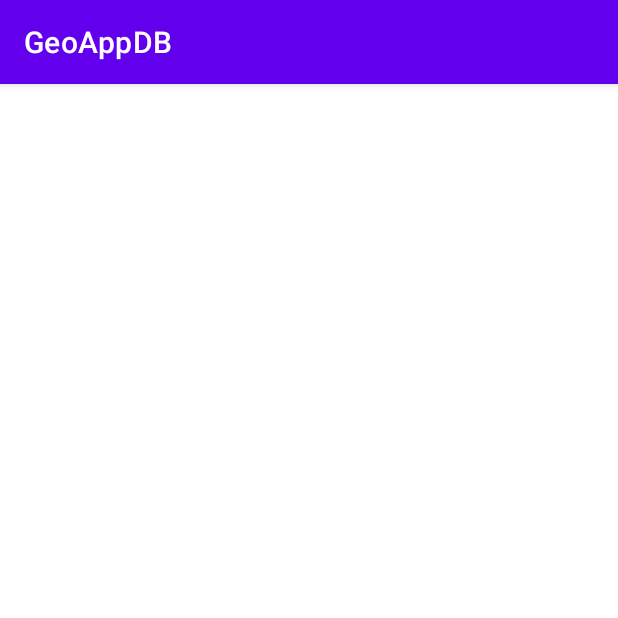
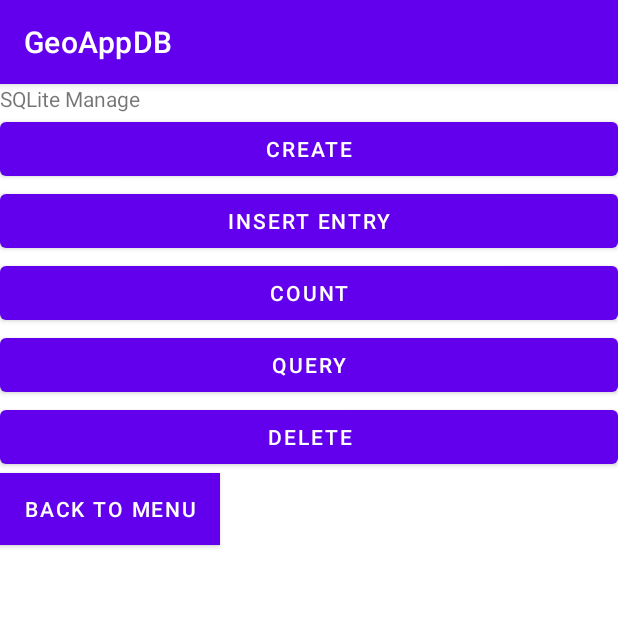
Before and after one commit to Kajmank2/Quizz-APP-DB, an Android app: the ManageActivity screen opened directly, with no data from a screen before it, on a phone screen of 412 x 824 dp, the top half of it. Run offline under Robolectric (Android 15) with nearby library versions, the phone set to English and light mode, and no system bars.

```diff
--- a/app/src/main/java/com/example/geoappdb/Question.java
+++ b/app/src/main/java/com/example/geoappdb/Question.java
@@ -3,11 +3,11 @@ package com.example.geoappdb;
 public class Question {
     private String country,capital,currency;
     private Integer population;
-    public Question(String cou,String cap,Integer pop,String currency){
+    public Question(String cou,String cap,Integer pop,String cur){
         country=cou;
         capital=cap;
         population=pop;
-        currency=currency;
+        currency=cur;
     }
     //GETTERS/////
     public String getCountry(){return country;};
--- a/app/src/main/java/com/example/geoappdb/QuestionAdapter.java
+++ /dev/null
@@ -1,5 +0,0 @@
-package com.example.geoappdb;
-
-public class QuestionAdapter {
-
-}
--- a/app/src/main/res/layout/manage_activity.xml
+++ b/app/src/main/res/layout/manage_activity.xml
@@ -1,6 +1,45 @@
 <?xml version="1.0" encoding="utf-8"?>
-<androidx.constraintlayout.widget.ConstraintLayout
-    xmlns:android="http://schemas.android.com/apk/res/android" android:layout_width="match_parent"
-    android:layout_height="match_parent">
+<LinearLayout
+    xmlns:android="http://schemas.android.com/apk/res/android"
+    android:layout_width="match_parent"
+    android:layout_height="match_parent"
+    android:orientation="vertical">
+    <TextView
+        android:layout_width="match_parent"
+        android:layout_height="wrap_content"
+        android:text="SQLite Manage"/>
+    <Button
+        android:layout_width="match_parent"
+        android:layout_height="wrap_content"
+        android:text="Create"
+        android:onClick="creation"/>
+    <Button
+        android:layout_width="match_parent"
+        android:layout_height="wrap_content"
+        android:text="Insert Entry"
+        android:onClick="insertEntry"/>
+    <Button
+        android:layout_width="match_parent"
+        android:layout_height="wrap_content"
+        android:text="Count"
+        android:onClick="countRecords"/>
+    <Button
+        android:layout_width="match_parent"
+        android:layout_height="wrap_content"
+        android:text="Query"
+        android:onClick="queryDatabase"/>
+    <Button
+        android:layout_width="match_parent"
+        android:layout_height="wrap_content"
+        android:text="Delete"
+        android:onClick="deleteDatabase"/>
+    <Button
+        android:layout_width="wrap_content"
+        android:layout_height="wrap_content"
+        android:background="#FF99FF"
+        android:text="BACK TO MENU"
+        android:onClick="back"
+        />
 
-</androidx.constraintlayout.widget.ConstraintLayout>
+
+</LinearLayout>
```
Also changed, not shown: app/src/main/java/com/example/geoappdb/ManageActivity.java (+19 -0 lines), app/src/main/java/com/example/geoappdb/QuestionDBHELPER.java (added, +33 -0 lines).
